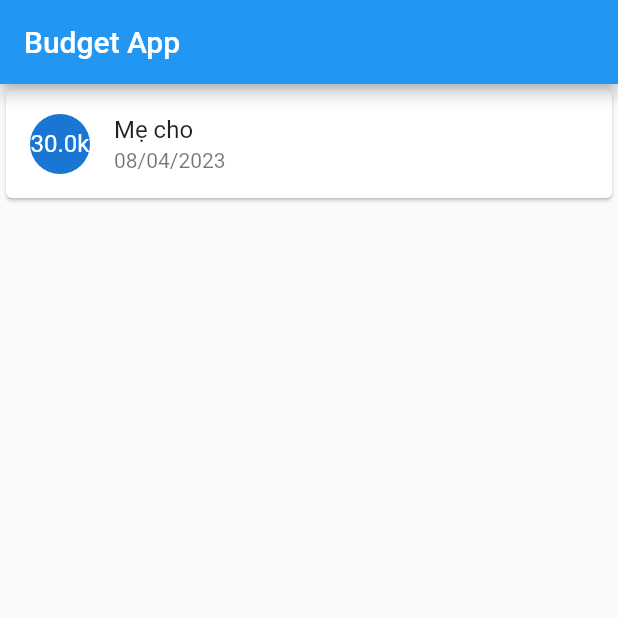
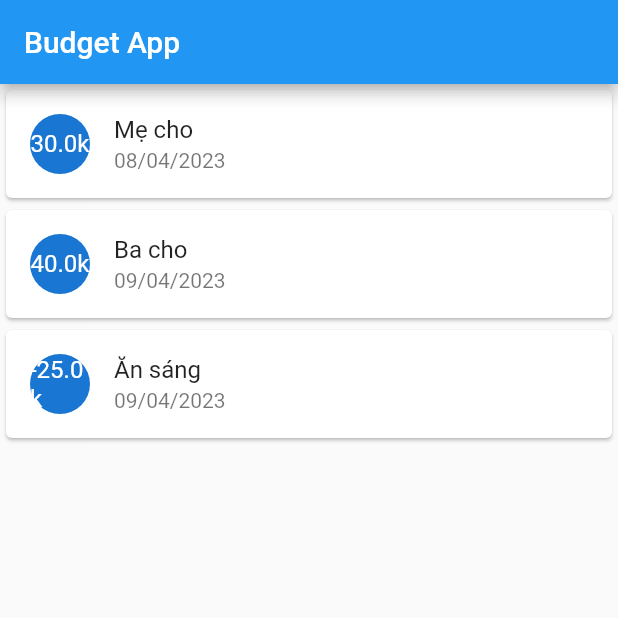
Before and after one commit to clb-khoa-hoc-ki-thuat/training_flutter_budget_app, a Flutter app: the screen it shows after launch, on a phone screen of 412 x 824 dp, the top half of it. Run offline on Flutter 3.47's test engine with Material 2 defaults, Android fonts, the phone set to English and light mode, and no system bars.

Commit message:
Implement Transaction List

```diff
--- a/lib/main.dart
+++ b/lib/main.dart
@@ -15,7 +15,11 @@ class Transaction {
 class MyApp extends StatelessWidget {
   MyApp({super.key});
 
-  var transaction = Transaction('Mẹ cho', 30, '08/04/2023');
+  var transactionList = [
+    Transaction('Mẹ cho', 30, '08/04/2023'),
+    Transaction('Ba cho', 40, '09/04/2023'),
+    Transaction('Ăn sáng', -25, '09/04/2023'),
+  ];
 
   @override
   Widget build(BuildContext context) {
@@ -28,14 +32,36 @@ class MyApp extends StatelessWidget {
         appBar: AppBar(
           title: Text('Budget App'),
         ),
-        body: Card(
-          child: ListTile(
-            leading: CircleAvatar(
-              child: Text('${transaction.amount}k'),
+        body: Column(
+          children: [
+            Card(
+              child: ListTile(
+                leading: CircleAvatar(
+                  child: Text('${transactionList[0].amount}k'),
+                ),
+                title: Text(transactionList[0].description),
+                subtitle: Text(transactionList[0].date),
+              ),
             ),
-            title: Text(transaction.description),
-            subtitle: Text(transaction.date),
-          ),
+            Card(
+              child: ListTile(
+                leading: CircleAvatar(
+                  child: Text('${transactionList[1].amount}k'),
+                ),
+                title: Text(transactionList[1].description),
+                subtitle: Text(transactionList[1].date),
+              ),
+            ),
+            Card(
+              child: ListTile(
+                leading: CircleAvatar(
+                  child: Text('${transactionList[2].amount}k'),
+                ),
+                title: Text(transactionList[2].description),
+                subtitle: Text(transactionList[2].date),
+              ),
+            ),
+          ],
         ),
       ),
     );
```
